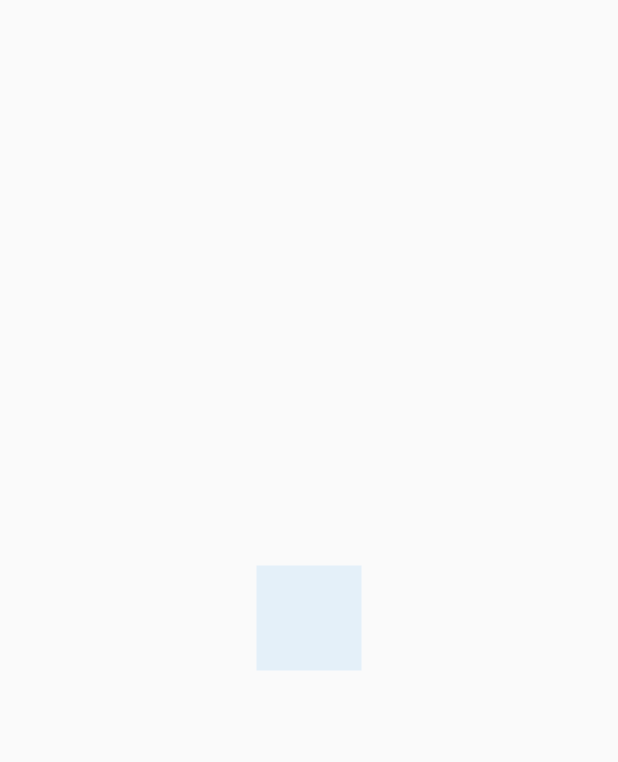
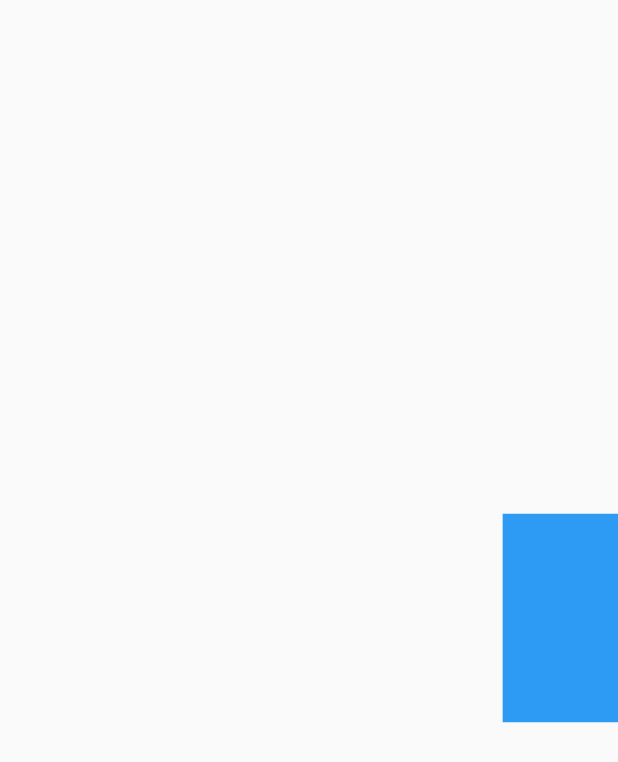
Before and after one commit to michaelrondon27/curso_flutter_intermedio, a Flutter app: the screen it shows after launch, on a phone screen of 412 x 824 dp. Shown: the top 762 px of the screen. Run offline on Flutter 3.47's test engine with Material 2 defaults, Android fonts, the phone set to English and light mode, and no system bars.

Commit message:
35. Escalar el cuadrado

```diff
--- a/disenos_app/lib/src/pages/animaciones_page.dart
+++ b/disenos_app/lib/src/pages/animaciones_page.dart
@@ -19,6 +19,7 @@ class CuadradoAnimado extends StatefulWidget {
 
 class _CuadradoAnimadoState extends State<CuadradoAnimado> with SingleTickerProviderStateMixin {
   late AnimationController controller;
+  late Animation<double> agrandar;
   late Animation<double> moverDerecha;
   late Animation<double> opacidad;
   late Animation<double> rotacion;
@@ -30,20 +31,15 @@ class _CuadradoAnimadoState extends State<CuadradoAnimado> with SingleTickerProv
       vsync: this
     );
 
-    rotacion = Tween(
+    agrandar = Tween(
       begin: 0.0,
-      end: 2 * Math.pi
+      end: 2.0
     ).animate(
       CurvedAnimation(
-        curve: Interval(0, 0.25, curve: Curves.easeOut),
+        curve: Curves.easeOut,
         parent: controller
       )
     );
-
-    opacidad = Tween(
-      begin: 0.1,
-      end: 1.0
-    ).animate( controller );
 
     moverDerecha = Tween(
       begin: 0.0,
@@ -55,9 +51,24 @@ class _CuadradoAnimadoState extends State<CuadradoAnimado> with SingleTickerProv
       )
     );
 
+    opacidad = Tween(
+      begin: 0.1,
+      end: 1.0
+    ).animate( controller );
+
+    rotacion = Tween(
+      begin: 0.0,
+      end: 2 * Math.pi
+    ).animate(
+      CurvedAnimation(
+        curve: Interval(0, 0.25, curve: Curves.easeOut),
+        parent: controller
+      )
+    );
+
     controller.addListener(() {
       if ( controller.status == AnimationStatus.completed ) {
-        controller.reset();
+        controller.repeat();
       }
     });
 
@@ -82,7 +93,10 @@ class _CuadradoAnimadoState extends State<CuadradoAnimado> with SingleTickerProv
           child: Transform.rotate(
             angle: rotacion.value,
             child: Opacity(
-              child: childRectangulo,
+              child: Transform.scale(
+                child: childRectangulo,
+                scale: agrandar.value,
+              ),
               opacity: opacidad.value
             )
           ),
```
